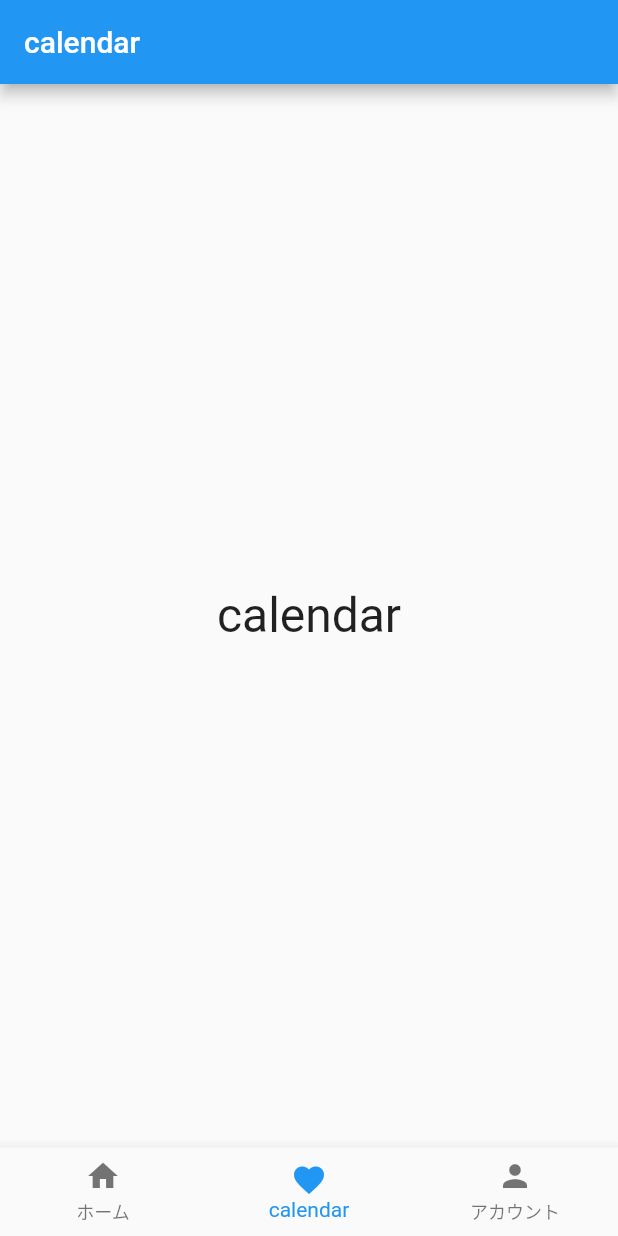
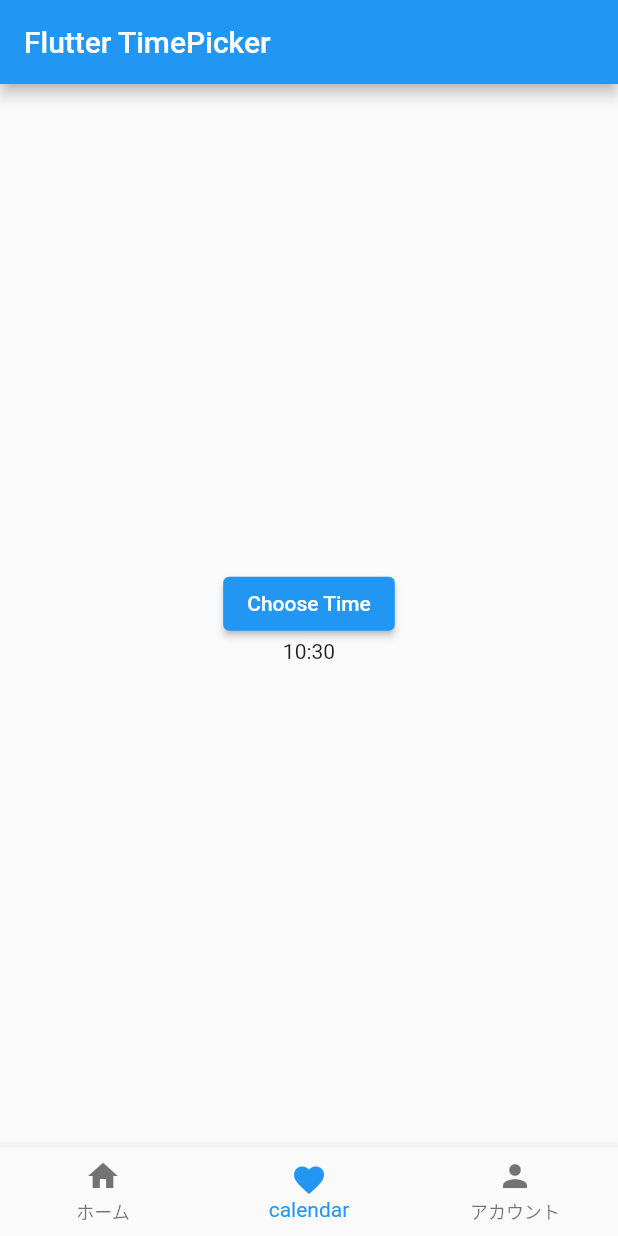
Before and after one commit to ritscc/HACK2022_b, a Flutter app: the screen it shows after launch, item 2 of the bottom bar chosen, on a phone screen of 412 x 824 dp. Run offline on Flutter 3.47's test engine with Material 2 defaults, Android fonts, the phone set to English and light mode, and no system bars.

Commit message:
TimePicker

```diff
--- a/myapp/lib/app.dart
+++ b/myapp/lib/app.dart
@@ -27,7 +27,7 @@ class MyStatefulWidget extends StatefulWidget {
 }
 
 class _MyStatefulWidgetState extends State<MyStatefulWidget> {
-  static const _screens = [homescreen(), calendarscreen(), AccountScreen()];
+  static const _screens = [homescreen(), CalendarScreen(), AccountScreen()];
 
   int _selectedIndex = 0;
 
--- a/myapp/lib/screens/calendar.dart
+++ b/myapp/lib/screens/calendar.dart
@@ -1,16 +1,47 @@
 import 'package:flutter/material.dart';
 
-class calendarscreen extends StatelessWidget {
-  const calendarscreen({Key? key}) : super(key: key);
+class CalendarScreen extends StatefulWidget {
+  const CalendarScreen({Key? key}) : super(key: key);
 
+  @override
+  State<CalendarScreen> createState() => _CalendarScreenState();
+}
+
+class _CalendarScreenState extends State<CalendarScreen> {
+  TimeOfDay selectedTime = TimeOfDay.now();
   @override
   Widget build(BuildContext context) {
     return Scaffold(
       appBar: AppBar(
-        title: const Text('calendar'),
+        title: Text("Flutter TimePicker"),
       ),
-      body: const Center(
-          child: Text('calendar', style: TextStyle(fontSize: 32.0))),
+      body: Center(
+        child: Column(
+          mainAxisAlignment: MainAxisAlignment.center,
+          children: <Widget>[
+            ElevatedButton(
+              onPressed: () {
+                _selectTime(context);
+              },
+              child: Text("Choose Time"),
+            ),
+            Text("${selectedTime.hour}:${selectedTime.minute}"),
+          ],
+        ),
+      ),
     );
   }
+
+  _selectTime(BuildContext context) async {
+    final TimeOfDay? timeOfDay = await showTimePicker(
+      context: context,
+      initialTime: selectedTime,
+      initialEntryMode: TimePickerEntryMode.dial,
+    );
+    if (timeOfDay != null && timeOfDay != selectedTime) {
+      setState(() {
+        selectedTime = timeOfDay;
+      });
+    }
+  }
 }
```
Also changed, not shown: myapp/lib/screens/home.dart (+13 -5 lines).
